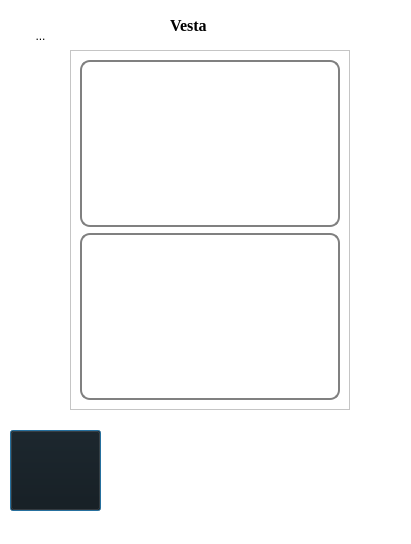
The window that test2.ui (ImBaeChoi/AI_contest) describes before a commit, drawn with Qt 5.
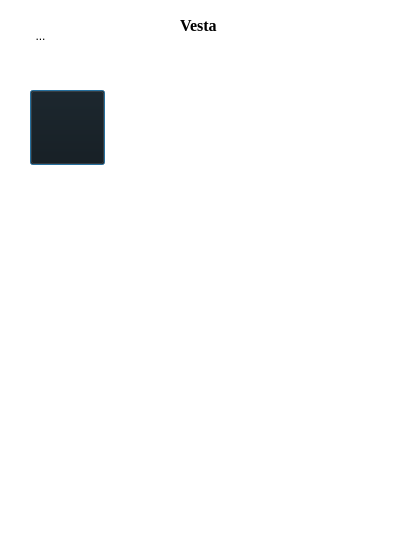
The same window after the commit. Icons and pictures are not drawn.

```diff
--- a/test2.ui
+++ b/test2.ui
@@ -23,9 +23,9 @@
   <widget class="QLabel" name="program_name">
    <property name="geometry">
     <rect>
-     <x>170</x>
+     <x>180</x>
      <y>10</y>
-     <width>51</width>
+     <width>58</width>
      <height>31</height>
     </rect>
    </property>
@@ -67,8 +67,8 @@
   <widget class="QLabel" name="loopAni">
    <property name="geometry">
     <rect>
-     <x>170</x>
-     <y>430</y>
+     <x>160</x>
+     <y>170</y>
      <width>75</width>
      <height>75</height>
     </rect>
@@ -84,10 +84,10 @@
   <widget class="QPushButton" name="hidden_mic_btn">
    <property name="geometry">
     <rect>
-     <x>10</x>
-     <y>430</y>
-     <width>91</width>
-     <height>81</height>
+     <x>30</x>
+     <y>90</y>
+     <width>75</width>
+     <height>75</height>
     </rect>
    </property>
    <property name="styleSheet">
@@ -97,46 +97,54 @@
     <string/>
    </property>
   </widget>
-  <widget class="QScrollArea" name="scrollArea">
+  <widget class="QLabel" name="text_label">
    <property name="geometry">
     <rect>
-     <x>70</x>
-     <y>50</y>
-     <width>280</width>
-     <height>360</height>
+     <x>0</x>
+     <y>200</y>
+     <width>411</width>
+     <height>351</height>
     </rect>
    </property>
-   <property name="widgetResizable">
-    <bool>true</bool>
+   <property name="styleSheet">
+    <string notr="true">background-color: rgba(255, 255, 255, 100);
+border-top-left-radius: 100px;
+border-top-right-radius: 100px;
+border-bottom-left-radius: 0px;
+border-bottom-right-radius: 0px;
+padding: 10px;</string>
    </property>
-   <widget class="QWidget" name="scrollAreaWidgetContents">
-    <property name="geometry">
-     <rect>
-      <x>0</x>
-      <y>0</y>
-      <width>278</width>
-      <height>358</height>
-     </rect>
-    </property>
-    <layout class="QVBoxLayout" name="verticalLayout">
-     <item>
-      <widget class="QTextEdit" name="command_edit">
-       <property name="styleSheet">
-        <string notr="true">border: 2px solid gray; border-radius: 10px; padding: 5px;</string>
-       </property>
-      </widget>
-     </item>
-     <item>
-      <widget class="QTextEdit" name="answer_edit">
-       <property name="styleSheet">
-        <string notr="true">border: 2px solid gray; border-radius: 10px; padding: 5px;</string>
-       </property>
-      </widget>
-     </item>
-    </layout>
-   </widget>
+   <property name="text">
+    <string/>
+   </property>
   </widget>
-  <zorder>scrollArea</zorder>
+  <widget class="QTextEdit" name="textEdit">
+   <property name="geometry">
+    <rect>
+     <x>30</x>
+     <y>240</y>
+     <width>361</width>
+     <height>291</height>
+    </rect>
+   </property>
+   <property name="font">
+    <font>
+     <family>Arial</family>
+     <pointsize>12</pointsize>
+    </font>
+   </property>
+   <property name="styleSheet">
+    <string notr="true">background-color:rgba(0,0,0,0); border : none;</string>
+   </property>
+   <property name="html">
+    <string>&lt;!DOCTYPE HTML PUBLIC &quot;-//W3C//DTD HTML 4.0//EN&quot; &quot;http://www.w3.org/TR/REC-html40/strict.dtd&quot;&gt;
+&lt;html&gt;&lt;head&gt;&lt;meta name=&quot;qrichtext&quot; content=&quot;1&quot; /&gt;&lt;style type=&quot;text/css&quot;&gt;
+p, li { white-space: pre-wrap; }
+&lt;/style&gt;&lt;/head&gt;&lt;body style=&quot; font-family:'Arial'; font-size:12pt; font-weight:400; font-style:normal;&quot;&gt;
+&lt;p style=&quot;-qt-paragraph-type:empty; margin-top:0px; margin-bottom:0px; margin-left:0px; margin-right:0px; -qt-block-indent:0; text-indent:0px;&quot;&gt;&lt;br /&gt;&lt;/p&gt;&lt;/body&gt;&lt;/html&gt;</string>
+   </property>
+  </widget>
+  <zorder>text_label</zorder>
   <zorder>program_name</zorder>
   <zorder>toolButton</zorder>
   <zorder>hidden_mic_btn</zorder>
```
Left out of the diff: 3 changed lines with no effect on the pictures.
